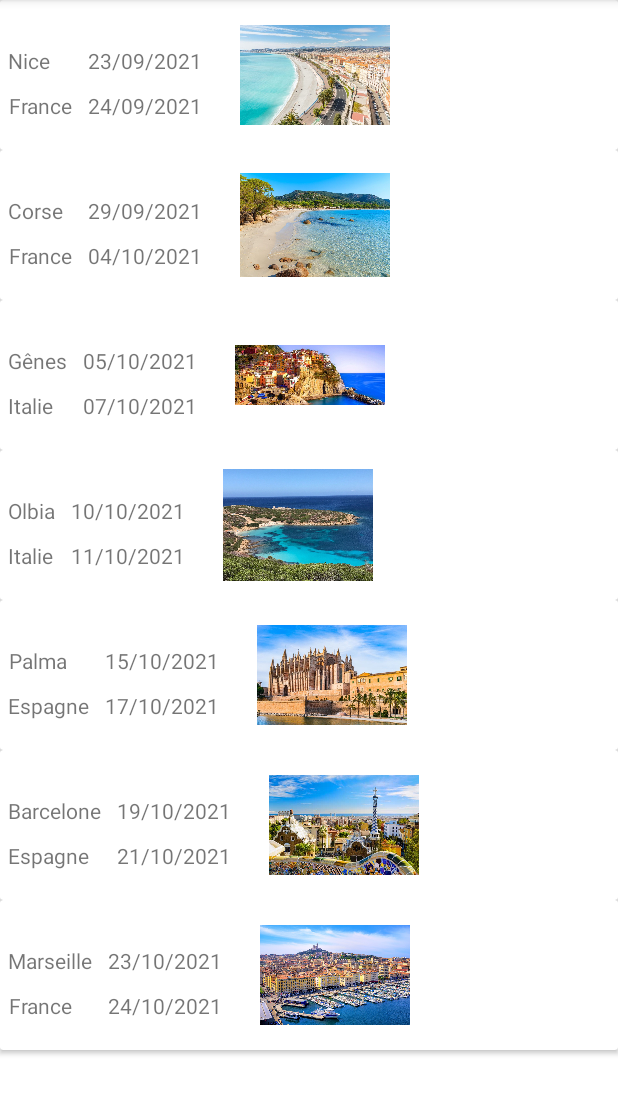
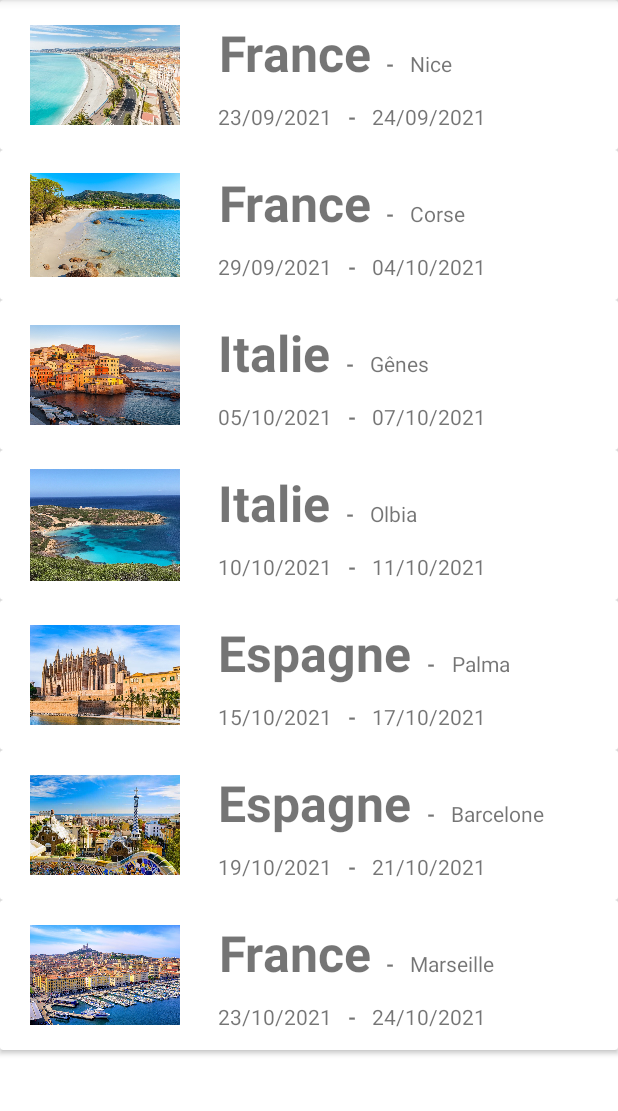
Before and after one commit to jasmine-riabi/BoatApp, an Android app: the EscaleActivity screen opened directly, with no data from a screen before it, on a phone screen of 412 x 824 dp, the part 84-1195 px from its top. Run offline under Robolectric (Android 15) with nearby library versions, the phone set to English and light mode, and no system bars.

Commit message:
modifications agencements liste

```diff
--- a/app/src/main/res/layout/item_and_version.xml
+++ b/app/src/main/res/layout/item_and_version.xml
@@ -11,18 +11,49 @@
     <LinearLayout
         android:layout_width="wrap_content"
         android:layout_height="wrap_content"
-        android:orientation="horizontal">
+        android:orientation="horizontal"
+        android:layout_gravity="center_vertical">
 
+
+        <ImageView
+            android:id="@+id/image"
+            android:layout_width="100dp"
+            android:layout_height="100dp"
+            android:layout_gravity="center"
+            android:layout_marginLeft="20dp"
+            android:layout_marginRight="20dp"
+            />
+
+
+        <LinearLayout
+            android:layout_width="wrap_content"
+            android:layout_height="wrap_content"
+            android:orientation="vertical"
+            android:layout_gravity="center_vertical">
     <LinearLayout
         android:layout_width="wrap_content"
         android:layout_height="wrap_content"
-        android:orientation="horizontal"
-        android:layout_marginTop="25dp">
+        android:orientation="horizontal">
 
-    <LinearLayout
-        android:layout_width="wrap_content"
-        android:layout_height="wrap_content"
-        android:orientation="vertical">
+        <TextView
+            android:id="@+id/ville"
+            android:layout_width="wrap_content"
+            android:layout_height="wrap_content"
+            android:layout_margin="5dp"
+            android:textAlignment="center"
+            android:textStyle="bold"
+            android:gravity="center_horizontal"
+            android:textSize="50px"/>
+
+        <TextView
+            android:text="-"
+            android:layout_width="wrap_content"
+            android:layout_height="wrap_content"
+            android:layout_margin="5dp"
+            android:textAlignment="center"
+            android:textStyle="bold"
+            android:gravity="center_horizontal" />
+
         <TextView
             android:id="@+id/pays"
             android:layout_width="wrap_content"
@@ -31,25 +62,26 @@
             android:textAlignment="center"
             android:gravity="center_horizontal" />
 
-        <TextView
-            android:id="@+id/ville"
-            android:layout_width="wrap_content"
-            android:layout_height="wrap_content"
-            android:layout_margin="5dp"
-            android:textAlignment="center"
-            android:gravity="center_horizontal" />
     </LinearLayout>
 
     <LinearLayout
         android:layout_width="wrap_content"
         android:layout_height="wrap_content"
-        android:orientation="vertical">
+        android:orientation="horizontal">
         <TextView
             android:id="@+id/datea"
             android:layout_width="wrap_content"
             android:layout_height="wrap_content"
             android:layout_margin="5dp"
             android:textAlignment="center"
+            android:gravity="center_horizontal" />
+        <TextView
+            android:text="-"
+            android:layout_width="wrap_content"
+            android:layout_height="wrap_content"
+            android:layout_margin="5dp"
+            android:textAlignment="center"
+            android:textStyle="bold"
             android:gravity="center_horizontal" />
 
         <TextView
@@ -62,12 +94,7 @@
 
         </LinearLayout>
     </LinearLayout>
-        <ImageView
-            android:id="@+id/image"
-            android:layout_width="100dp"
-            android:layout_height="100dp"
-            android:layout_gravity="center"
-            android:layout_marginLeft="20dp"/>
+
 
     </LinearLayout>
 
```
Also changed, not shown: app/src/main/res/drawable/genes.jpg, 1 other file.
